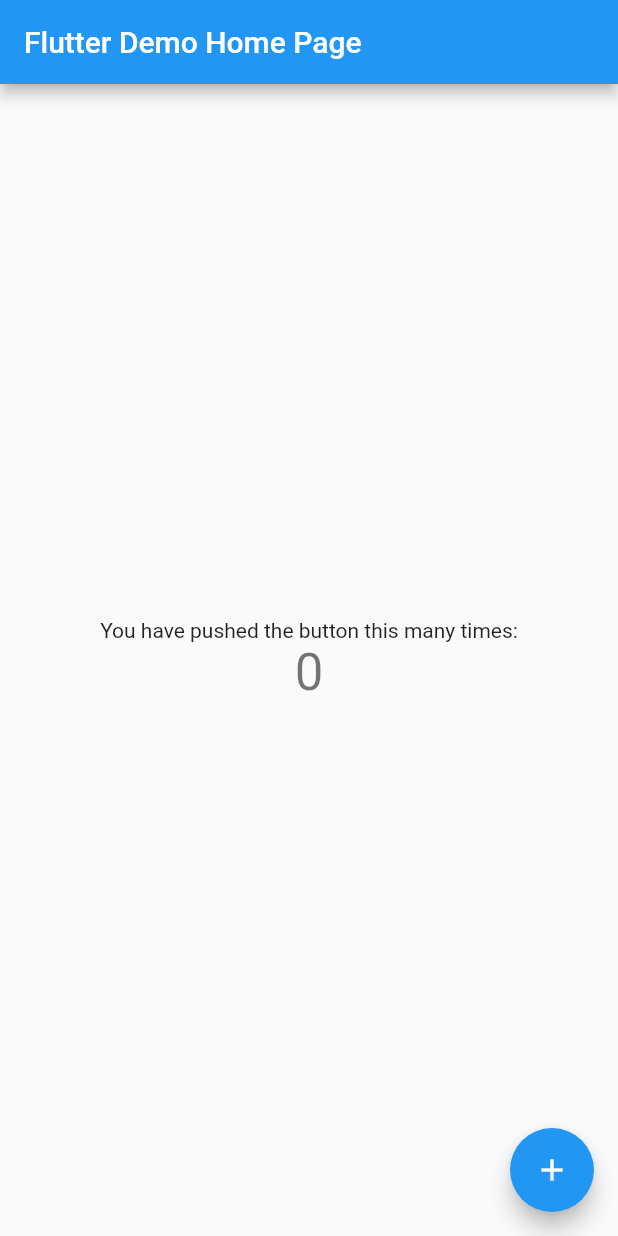
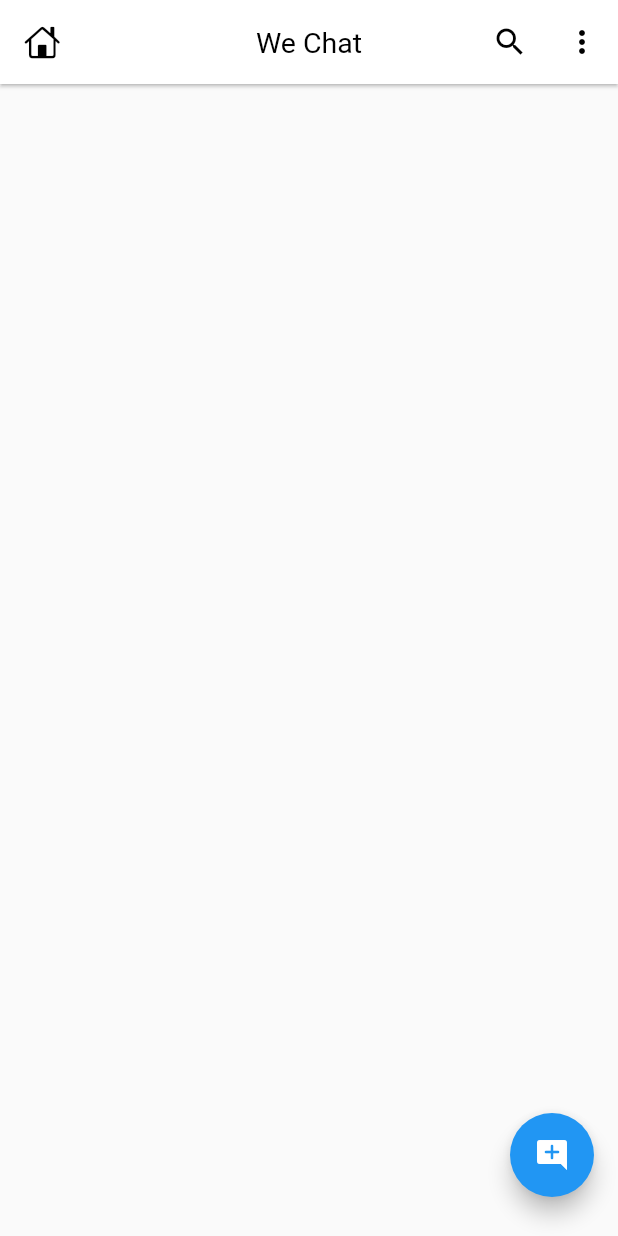
Before and after one commit to HarshAndroid/ApnaChat-Realtime-Chat-App-In-Flutter-Firebase, a Flutter app: the screen it shows after launch, on a phone screen of 412 x 824 dp. Run offline on Flutter 3.47's test engine with Material 2 defaults, Android fonts, the phone set to English and light mode, and no system bars.

Commit message:
*Home Screen UI Design

```diff
--- a/lib/main.dart
+++ b/lib/main.dart
@@ -1,4 +1,6 @@
 import 'package:flutter/material.dart';
+
+import 'screens/home_screen.dart';
 
 void main() {
   runApp(const MyApp());
@@ -7,109 +9,19 @@ void main() {
 class MyApp extends StatelessWidget {
   const MyApp({super.key});
 
-  // This widget is the root of your application.
   @override
   Widget build(BuildContext context) {
     return MaterialApp(
-      title: 'Flutter Demo',
-      theme: ThemeData(
-        // This is the theme of your application.
-        //
-        // Try running your application with "flutter run". You'll see the
-        // application has a blue toolbar. Then, without quitting the app, try
-        // changing the primarySwatch below to Colors.green and then invoke
-        // "hot reload" (press "r" in the console where you ran "flutter run",
-        // or simply save your changes to "hot reload" in a Flutter IDE).
-        // Notice that the counter didn't reset back to zero; the application
-        // is not restarted.
-        primarySwatch: Colors.blue,
-      ),
-      home: const MyHomePage(title: 'Flutter Demo Home Page'),
-    );
+        title: 'We Chat',
+        theme: ThemeData(
+            appBarTheme: const AppBarTheme(
+          centerTitle: true,
+          elevation: 1,
+          iconTheme: IconThemeData(color: Colors.black),
+          titleTextStyle: TextStyle(
+              color: Colors.black, fontWeight: FontWeight.normal, fontSize: 19),
+          backgroundColor: Colors.white,
+        )),
+        home: const HomeScreen());
   }
 }
-
-class MyHomePage extends StatefulWidget {
-  const MyHomePage({super.key, required this.title});
-
-  // This widget is the home page of your application. It is stateful, meaning
-  // that it has a State object (defined below) that contains fields that affect
-  // how it looks.
-
-  // This class is the configuration for the state. It holds the values (in this
-  // case the title) provided by the parent (in this case the App widget) and
-  // used by the build method of the State. Fields in a Widget subclass are
-  // always marked "final".
-
-  final String title;
-
-  @override
-  State<MyHomePage> createState() => _MyHomePageState();
-}
-
-class _MyHomePageState extends State<MyHomePage> {
-  int _counter = 0;
-
-  void _incrementCounter() {
-    setState(() {
-      // This call to setState tells the Flutter framework that something has
-      // changed in this State, which causes it to rerun the build method below
-      // so that the display can reflect the updated values. If we changed
-      // _counter without calling setState(), then the build method would not be
-      // called again, and so nothing would appear to happen.
-      _counter++;
-    });
-  }
-
-  @override
-  Widget build(BuildContext context) {
-    // This method is rerun every time setState is called, for instance as done
-    // by the _incrementCounter method above.
-    //
-    // The Flutter framework has been optimized to make rerunning build methods
-    // fast, so that you can just rebuild anything that needs updating rather
-    // than having to individually change instances of widgets.
-    return Scaffold(
-      appBar: AppBar(
-        // Here we take the value from the MyHomePage object that was created by
-        // the App.build method, and use it to set our appbar title.
-        title: Text(widget.title),
-      ),
-      body: Center(
-        // Center is a layout widget. It takes a single child and positions it
-        // in the middle of the parent.
-        child: Column(
-          // Column is also a layout widget. It takes a list of children and
-          // arranges them vertically. By default, it sizes itself to fit its
-          // children horizontally, and tries to be as tall as its parent.
-          //
-          // Invoke "debug painting" (press "p" in the console, choose the
-          // "Toggle Debug Paint" action from the Flutter Inspector in Android
-          // Studio, or the "Toggle Debug Paint" command in Visual Studio Code)
-          // to see the wireframe for each widget.
-          //
-          // Column has various properties to control how it sizes itself and
-          // how it positions its children. Here we use mainAxisAlignment to
-          // center the children vertically; the main axis here is the vertical
-          // axis because Columns are vertical (the cross axis would be
-          // horizontal).
-          mainAxisAlignment: MainAxisAlignment.center,
-          children: <Widget>[
-            const Text(
-              'You have pushed the button this many times:',
-            ),
-            Text(
-              '$_counter',
-              style: Theme.of(context).textTheme.headline4,
-            ),
-          ],
-        ),
-      ),
-      floatingActionButton: FloatingActionButton(
-        onPressed: _incrementCounter,
-        tooltip: 'Increment',
-        child: const Icon(Icons.add),
-      ), // This trailing comma makes auto-formatting nicer for build methods.
-    );
-  }
-}
--- /dev/null
+++ b/lib/screens/home_screen.dart
@@ -0,0 +1,36 @@
+import 'package:flutter/cupertino.dart';
+import 'package:flutter/material.dart';
+
+class HomeScreen extends StatefulWidget {
+  const HomeScreen({super.key});
+
+  @override
+  State<HomeScreen> createState() => _HomeScreenState();
+}
+
+class _HomeScreenState extends State<HomeScreen> {
+  @override
+  Widget build(BuildContext context) {
+    return Scaffold(
+      //app bar
+      appBar: AppBar(
+        leading: const Icon(CupertinoIcons.home),
+        title: const Text('We Chat'),
+        actions: [
+          //search user button
+          IconButton(onPressed: () {}, icon: const Icon(Icons.search)),
+
+          //more features button
+          IconButton(onPressed: () {}, icon: const Icon(Icons.more_vert))
+        ],
+      ),
+
+      //floating button to add new user
+      floatingActionButton: Padding(
+        padding: const EdgeInsets.only(bottom: 10),
+        child: FloatingActionButton(
+            onPressed: () {}, child: const Icon(Icons.add_comment_rounded)),
+      ),
+    );
+  }
+}
```
